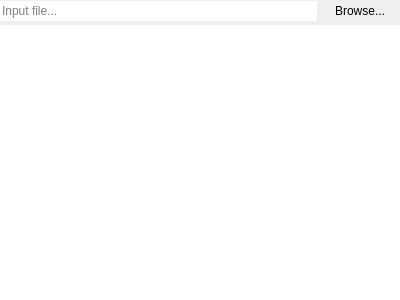
RxLaboratory/DuME, file DuFFMpeg/inputwidget.ui: the form before one commit.
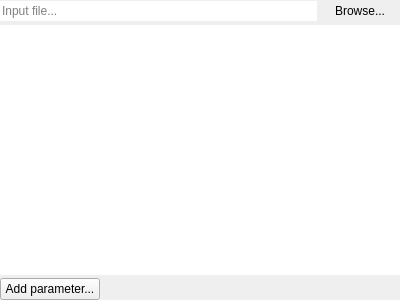
The form after the commit.

Commit message: custom params and file scan fix

Patch:
```diff
--- a/DuFFMpeg/inputwidget.ui
+++ b/DuFFMpeg/inputwidget.ui
@@ -69,6 +69,35 @@
      </property>
     </widget>
    </item>
+   <item>
+    <layout class="QFormLayout" name="customParamsLayout">
+     <property name="horizontalSpacing">
+      <number>3</number>
+     </property>
+     <property name="verticalSpacing">
+      <number>3</number>
+     </property>
+     <item row="0" column="0">
+      <widget class="QPushButton" name="addParamButton">
+       <property name="minimumSize">
+        <size>
+         <width>100</width>
+         <height>0</height>
+        </size>
+       </property>
+       <property name="maximumSize">
+        <size>
+         <width>100</width>
+         <height>16777215</height>
+        </size>
+       </property>
+       <property name="text">
+        <string>Add parameter...</string>
+       </property>
+      </widget>
+     </item>
+    </layout>
+   </item>
   </layout>
  </widget>
  <resources/>
```
The commit also changes 2 other files.
